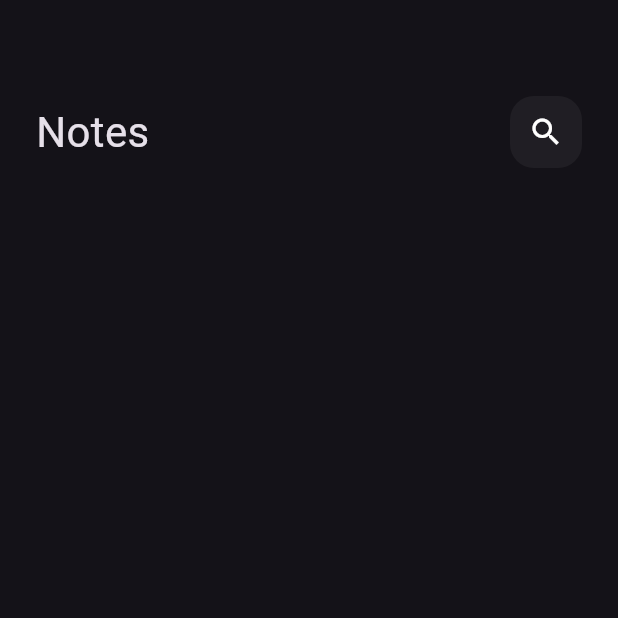
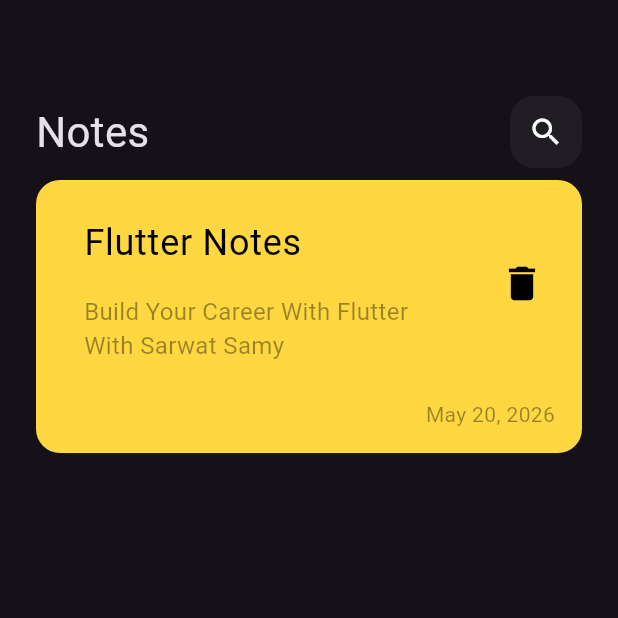
Before and after one commit to msyf19687-max/Notes_App, a Flutter app: the screen it shows after launch, on a phone screen of 412 x 824 dp, the top half of it. Run offline on Flutter 3.47's test engine with Material 3 defaults, Android fonts, the phone set to English and light mode, and no system bars.

Commit message:
create custom notes card

```diff
--- a/lib/views/widgets/custom_notes_body.dart
+++ b/lib/views/widgets/custom_notes_body.dart
@@ -1,5 +1,6 @@
 import 'package:flutter/material.dart';
 import 'package:notse_app/views/widgets/custom_apbar.dart';
+import 'package:notse_app/views/widgets/custom_notes_card.dart';
 
 class NotesBody extends StatelessWidget {
   const NotesBody({super.key});
@@ -12,6 +13,8 @@ class NotesBody extends StatelessWidget {
       children: [
         SizedBox(height: 40,),
          CustomApbar(),
+         SizedBox(height: 8,),
+         CustomNotesCard(),
       ],
          ),
     );
--- /dev/null
+++ b/lib/views/widgets/custom_notes_card.dart
@@ -0,0 +1,53 @@
+import 'package:flutter/material.dart';
+
+class CustomNotesCard extends StatelessWidget {
+  const CustomNotesCard({super.key});
+
+  @override
+  Widget build(BuildContext context) {
+    return Container(
+      padding : EdgeInsets.only(top: 16, bottom: 16 , left : 16,),
+      decoration: BoxDecoration(
+        color: Colors.amberAccent,
+        borderRadius: BorderRadius.circular(16)
+      ),
+      child: Column(
+        crossAxisAlignment: CrossAxisAlignment.end,
+        children: [
+          ListTile(
+            title: Text('Flutter Notes',
+            style: TextStyle(
+              color: Colors.black,
+              fontSize: 24,
+            ),
+           ),
+            subtitle: Padding(
+              padding: const EdgeInsets.only(top: 16.0 , bottom: 16),
+              child: Text('Build Your Career With Flutter With Sarwat Samy',
+              style: TextStyle(
+                color: Colors.black.withOpacity(0.4),
+                fontSize: 16,
+              ),),
+            ),
+            trailing : IconButton (
+              padding: EdgeInsets.only(left: 16, bottom : 24,),
+              onPressed: (){},
+             icon: Icon(Icons.delete,
+             color: Colors.black,
+             size: 30,
+             ),
+            ),
+          ),
+          Padding(
+            padding: const EdgeInsets.only(right: 18,),
+            child: Text('May 20, 2026',  style: TextStyle(
+                color: Colors.black.withOpacity(0.4),
+                fontSize: 14,
+              ),
+            ),
+          ),
+        ],
+      ),
+    );
+  }
+}
```
